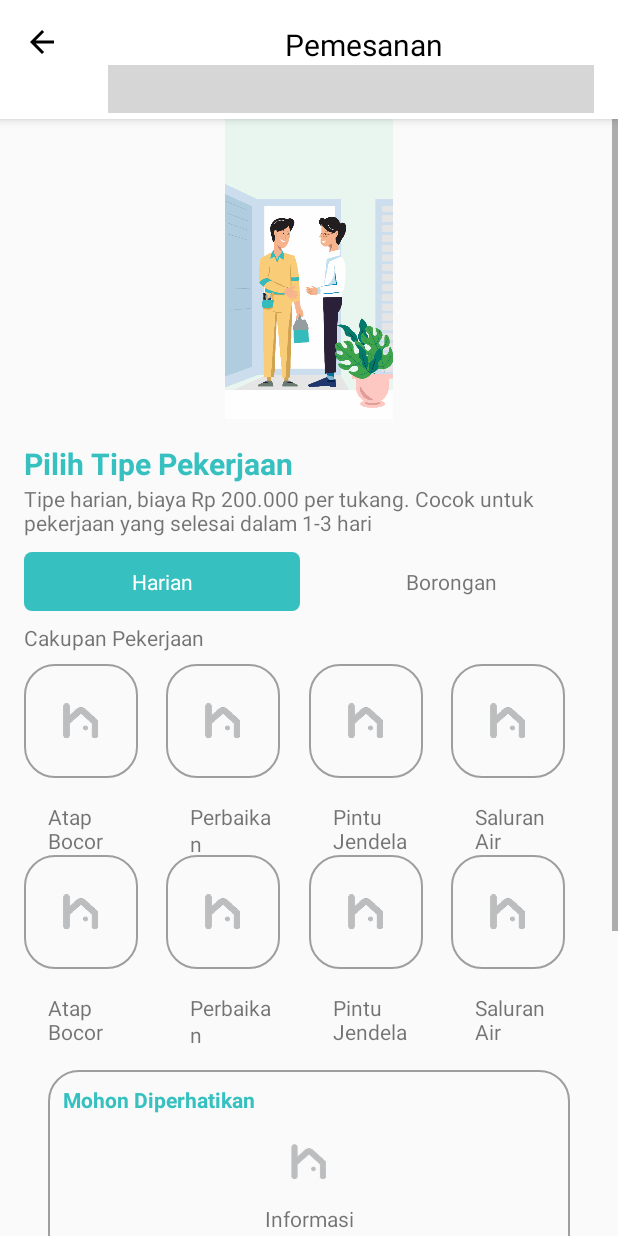
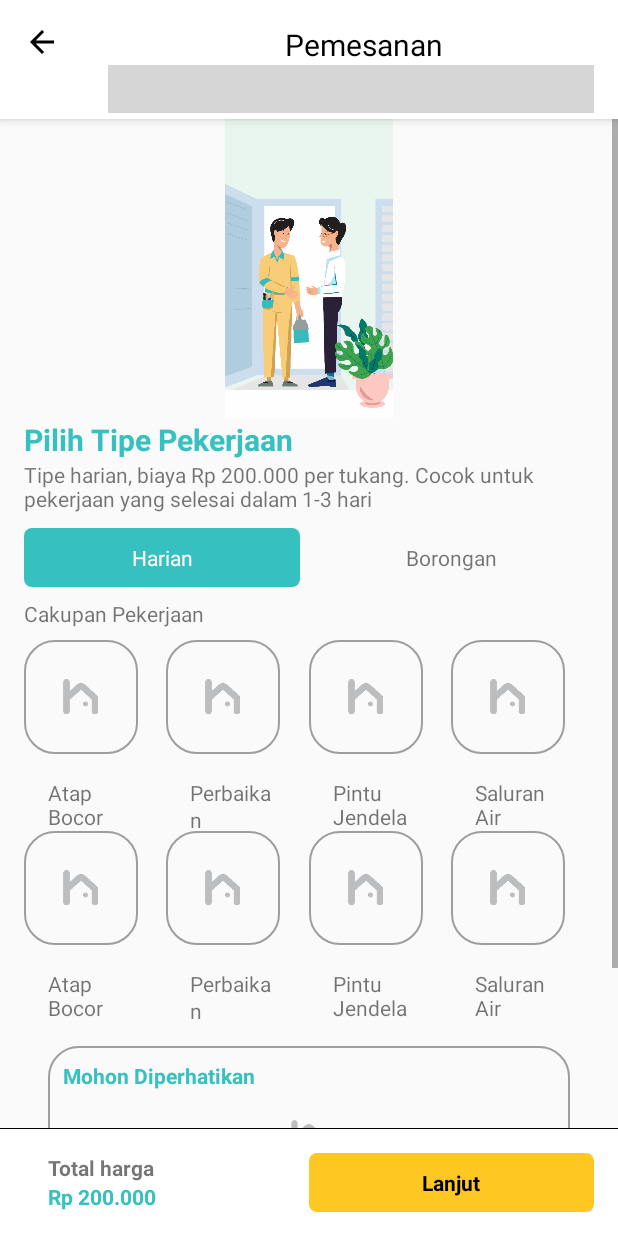
Before and after one commit to DanielWijono/Homehelp, an Android app: the AtapActivity screen opened directly, with no data from a screen before it, on a phone screen of 412 x 824 dp. Run offline under Robolectric (Android 15) with nearby library versions, the phone set to English and light mode, and no system bars; our stand-ins replace ButterKnife; libraries missing offline, so code that uses them is left out: com.shuhart.stepview; plain views replace StepView; Roboto replaces fonts that are not available here; 1 statement that could not run was skipped; grey boxes are pictures that could not be loaded.

Commit message:
fix layout atap step 1

```diff
--- a/app/src/main/res/layout/activity_atap.xml
+++ b/app/src/main/res/layout/activity_atap.xml
@@ -1,9 +1,8 @@
 <?xml version="1.0" encoding="utf-8"?>
-<LinearLayout xmlns:android="http://schemas.android.com/apk/res/android"
+<RelativeLayout xmlns:android="http://schemas.android.com/apk/res/android"
     xmlns:tools="http://schemas.android.com/tools"
     android:layout_width="match_parent"
     android:layout_height="match_parent"
-    android:orientation="vertical"
     tools:context="com.example.daniel.homehelp.AtapActivity">
 
     <include layout="@layout/toolbar_atap"></include>
@@ -11,7 +10,8 @@
     <ScrollView
         android:layout_width="match_parent"
         android:layout_height="match_parent"
-        android:id="@+id/scroll_view">
+        android:id="@+id/scroll_view"
+        android:layout_below="@+id/app_bar_layout_atap">
 
         <LinearLayout
             android:layout_width="match_parent"
@@ -28,7 +28,9 @@
                 android:layout_width="match_parent"
                 android:layout_height="wrap_content"
                 android:orientation="vertical"
-                android:layout_margin="16dp"
+                android:layout_marginLeft="16dp"
+                android:layout_marginRight="16dp"
+                android:layout_marginBottom="60dp"
                 android:id="@+id/ll_job_type">
 
                 <TextView
@@ -88,16 +90,23 @@
 
             </LinearLayout>
 
+        </LinearLayout>
+    </ScrollView>
+
     <View
         android:layout_width="match_parent"
         android:layout_height="0.5dp"
-                android:background="@color/color_black"></View>
+        android:background="@color/color_black"
+        android:layout_above="@id/ll_footer"></View>
 
     <LinearLayout
         android:layout_width="match_parent"
         android:layout_height="wrap_content"
         android:orientation="horizontal"
-                android:layout_margin="16dp"
+        android:padding="16dp"
+        android:layout_alignParentBottom="true"
+        android:clipToPadding="true"
+        android:background="@color/color_white"
         android:id="@+id/ll_footer">
 
         <LinearLayout
@@ -134,7 +143,4 @@
 
     </LinearLayout>
 
-        </LinearLayout>
-    </ScrollView>
-
-</LinearLayout>
+</RelativeLayout>
```
Lines whose indentation alone changed are shown as unchanged.
